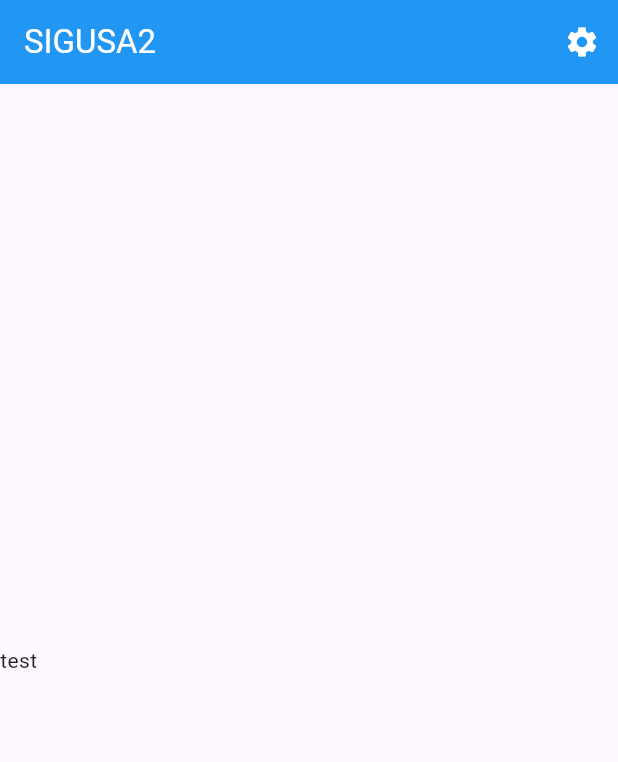
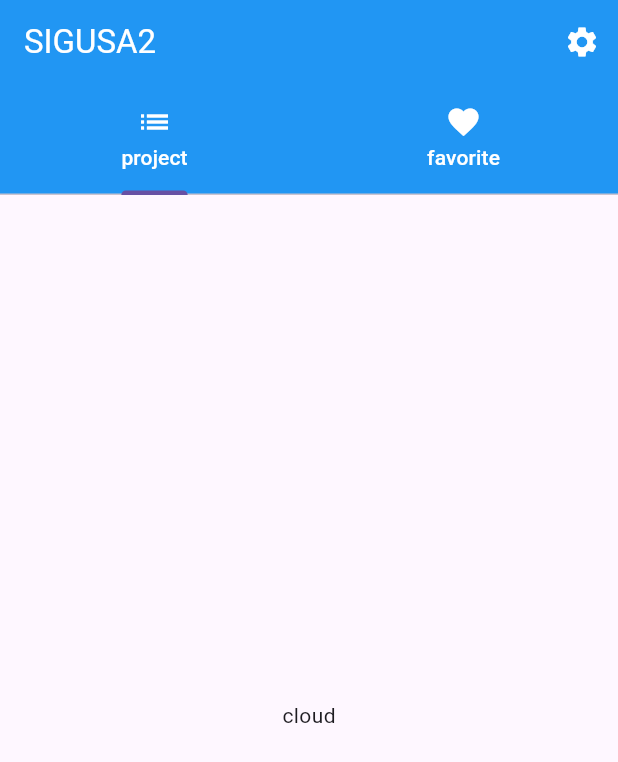
Before and after one commit to penguin104/sigusa2_flutterApp, a Flutter app: the screen it shows after launch, on a phone screen of 412 x 824 dp. Shown: the top 762 px of the screen. Run offline on Flutter 3.47's test engine with Material 3 defaults, Android fonts, the light colour scheme and no system bars.

Commit message:
add tabs

```diff
--- a/lib/select_project.dart
+++ b/lib/select_project.dart
@@ -27,20 +27,50 @@ class _SelectProject extends State<SelectProject> {
           icon: Icon(Icons.settings),
         )
       ],
+      bottom: TabBar(tabs: [
+        Tab(
+          icon: Icon(
+            Icons.list,
+            color: Colors.white,
+          ),
+          child: Text(
+            "project",
+            style: TextStyle(
+              color: Colors.white,
+            ),
+          ),
+        ),
+        Tab(
+          icon: Icon(
+            Icons.favorite,
+            color: Colors.white,
+          ),
+          child: Text(
+            "favorite",
+            style: TextStyle(
+              color: Colors.white,
+            ),
+          ),
+        )
+      ]),
     );
 
-    final mainCol = Column(
-      mainAxisAlignment: MainAxisAlignment.center,
-      children: [
-        Text("test"),
-      ],
+    final tabs = DefaultTabController(
+      length: 2,
+      child: Scaffold(
+        appBar: appBar,
+        body: TabBarView(
+          children: [
+            Center(
+              child: Text("cloud"),
+            ),
+            Center(
+              child: Text("moblie"),
+            )
+          ],
+        ),
+      ),
     );
-
-    final scaffold = Scaffold(
-      appBar: appBar,
-      body: mainCol,
-    );
-
-    return scaffold;
+    return tabs;
   }
 }
```
